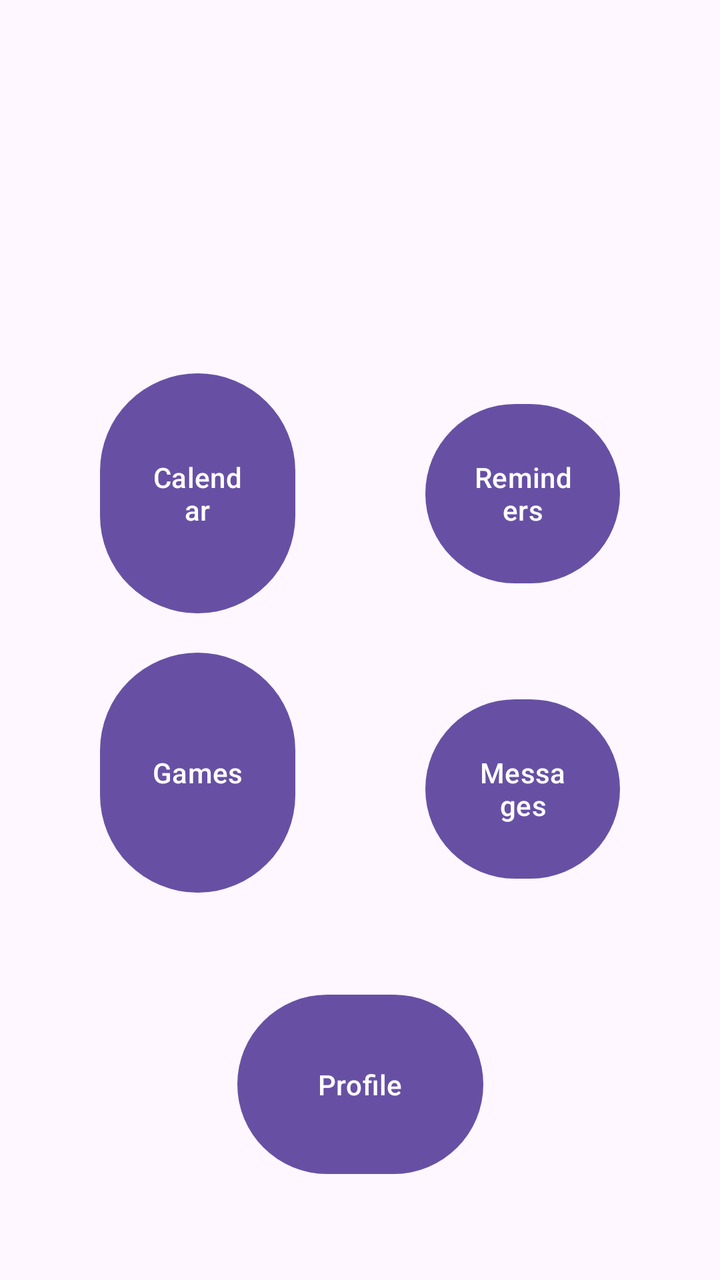
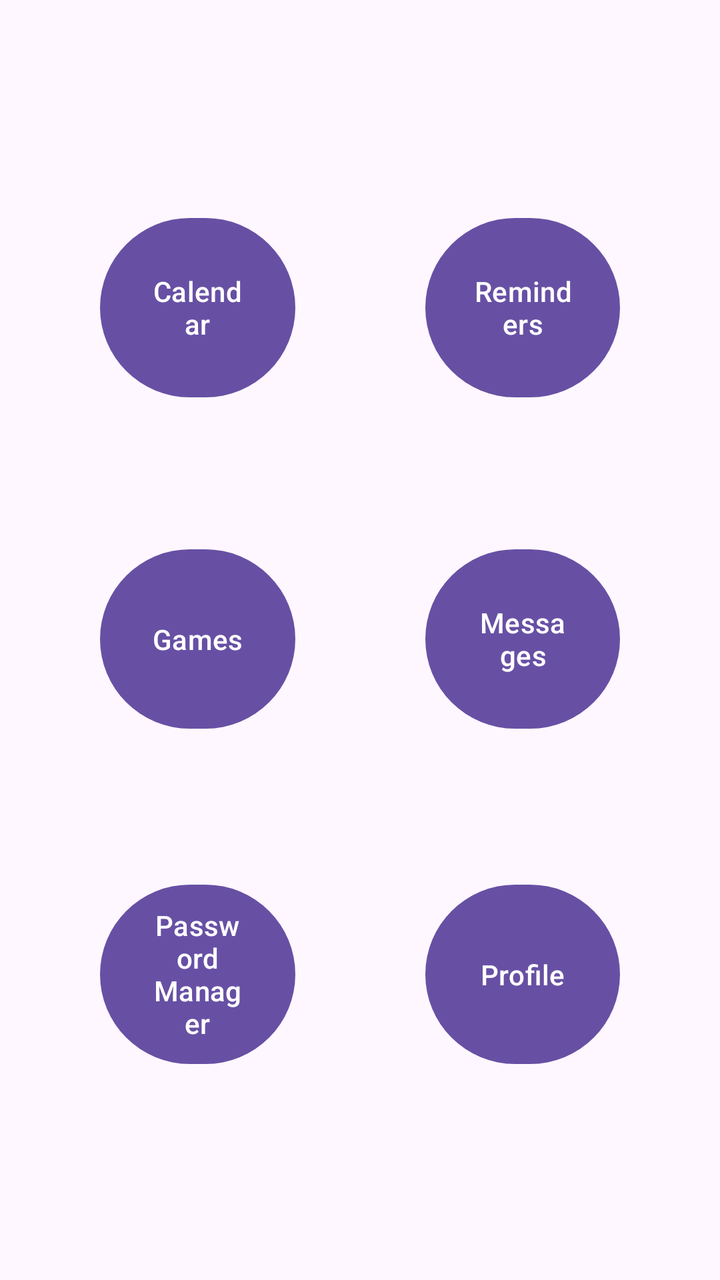

Compare the two renders of this Android layout. The source of the first and the diff that turns it into the second are given below.
<!-- AndroidManifest.xml: application theme Theme.AppInterface1 -->
<!-- res/layout/activity_main.xml -->
<?xml version="1.0" encoding="utf-8"?>
<androidx.constraintlayout.widget.ConstraintLayout xmlns:android="http://schemas.android.com/apk/res/android"
    xmlns:app="http://schemas.android.com/apk/res-auto"
    xmlns:tools="http://schemas.android.com/tools"
    android:id="@+id/main"
    android:layout_width="match_parent"
    android:layout_height="match_parent"
    tools:context=".MainActivity">

    <Button
        android:id="@+id/button2"
        android:layout_width="0dp"
        android:layout_height="128dp"
        android:layout_marginStart="50dp"
        android:layout_marginEnd="65dp"
        android:onClick="changeActivity"
        android:text="Calendar"
        app:layout_constraintBaseline_toBaselineOf="@+id/button3"
        app:layout_constraintEnd_toStartOf="@+id/button3"
        app:layout_constraintStart_toStartOf="parent" />

    <Button
        android:id="@+id/button3"
        android:layout_width="0dp"
        android:layout_height="0dp"
        android:layout_marginTop="198dp"
        android:layout_marginEnd="50dp"
        android:layout_marginBottom="50dp"
        android:onClick="changeActivity"
        android:text="Reminders"
        app:layout_constraintBottom_toTopOf="@+id/button5"
        app:layout_constraintEnd_toEndOf="parent"
        app:layout_constraintStart_toEndOf="@+id/button2"
        app:layout_constraintTop_toTopOf="parent" />

    <Button
        android:id="@+id/button4"
        android:layout_width="0dp"
        android:layout_height="128dp"
        android:layout_marginStart="50dp"
        android:layout_marginEnd="65dp"
        android:onClick="changeActivity"
        android:text="Games"
        app:layout_constraintBaseline_toBaselineOf="@+id/button5"
        app:layout_constraintEnd_toStartOf="@+id/button5"
        app:layout_constraintStart_toStartOf="parent" />

    <Button
        android:id="@+id/button5"
        android:layout_width="0dp"
        android:layout_height="0dp"
        android:layout_marginEnd="50dp"
        android:layout_marginBottom="50dp"
        android:onClick="changeActivity"
        android:text="Messages"
        app:layout_constraintBottom_toTopOf="@+id/button6"
        app:layout_constraintEnd_toEndOf="parent"
        app:layout_constraintStart_toEndOf="@+id/button4"
        app:layout_constraintTop_toBottomOf="@+id/button3" />

    <Button
        android:id="@+id/button6"
        android:layout_width="123dp"
        android:layout_height="0dp"
        android:layout_marginBottom="49dp"
        android:onClick="changeActivity"
        android:text="Profile"
        app:layout_constraintBottom_toBottomOf="parent"
        app:layout_constraintEnd_toEndOf="parent"
        app:layout_constraintStart_toStartOf="parent"
        app:layout_constraintTop_toBottomOf="@+id/button5" />

</androidx.constraintlayout.widget.ConstraintLayout>
<!-- resources referenced by this layout -->
<resources>
  <style name="Theme.AppInterface1" parent="Base.Theme.AppInterface1" />
  <style name="Base.Theme.AppInterface1" parent="Theme.Material3.DayNight.NoActionBar">
          
          
      </style>
</resources>

<!-- the commit's change to res/layout/activity_main.xml (unified diff, before → after) -->
@@ -10,22 +10,25 @@
     <Button
         android:id="@+id/button2"
         android:layout_width="0dp"
-        android:layout_height="128dp"
+        android:layout_height="0dp"
         android:layout_marginStart="50dp"
+        android:layout_marginTop="105dp"
         android:layout_marginEnd="65dp"
+        android:layout_marginBottom="68dp"
         android:onClick="changeActivity"
         android:text="Calendar"
-        app:layout_constraintBaseline_toBaselineOf="@+id/button3"
+        app:layout_constraintBottom_toTopOf="@+id/button4"
         app:layout_constraintEnd_toStartOf="@+id/button3"
-        app:layout_constraintStart_toStartOf="parent" />
+        app:layout_constraintStart_toStartOf="parent"
+        app:layout_constraintTop_toTopOf="parent" />
 
     <Button
         android:id="@+id/button3"
         android:layout_width="0dp"
         android:layout_height="0dp"
-        android:layout_marginTop="198dp"
+        android:layout_marginTop="105dp"
         android:layout_marginEnd="50dp"
-        android:layout_marginBottom="50dp"
+        android:layout_marginBottom="68dp"
         android:onClick="changeActivity"
         android:text="Reminders"
         app:layout_constraintBottom_toTopOf="@+id/button5"
@@ -36,21 +39,23 @@
     <Button
         android:id="@+id/button4"
         android:layout_width="0dp"
-        android:layout_height="128dp"
+        android:layout_height="0dp"
         android:layout_marginStart="50dp"
         android:layout_marginEnd="65dp"
+        android:layout_marginBottom="70dp"
         android:onClick="changeActivity"
         android:text="Games"
-        app:layout_constraintBaseline_toBaselineOf="@+id/button5"
+        app:layout_constraintBottom_toTopOf="@+id/button9"
         app:layout_constraintEnd_toStartOf="@+id/button5"
-        app:layout_constraintStart_toStartOf="parent" />
+        app:layout_constraintStart_toStartOf="parent"
+        app:layout_constraintTop_toBottomOf="@+id/button2" />
 
     <Button
         android:id="@+id/button5"
         android:layout_width="0dp"
         android:layout_height="0dp"
         android:layout_marginEnd="50dp"
-        android:layout_marginBottom="50dp"
+        android:layout_marginBottom="70dp"
         android:onClick="changeActivity"
         android:text="Messages"
         app:layout_constraintBottom_toTopOf="@+id/button6"
@@ -60,14 +65,29 @@
 
     <Button
         android:id="@+id/button6"
-        android:layout_width="123dp"
+        android:layout_width="0dp"
         android:layout_height="0dp"
-        android:layout_marginBottom="49dp"
+        android:layout_marginEnd="50dp"
+        android:layout_marginBottom="104dp"
         android:onClick="changeActivity"
         android:text="Profile"
         app:layout_constraintBottom_toBottomOf="parent"
         app:layout_constraintEnd_toEndOf="parent"
-        app:layout_constraintStart_toStartOf="parent"
+        app:layout_constraintStart_toEndOf="@+id/button9"
         app:layout_constraintTop_toBottomOf="@+id/button5" />
 
+    <Button
+        android:id="@+id/button9"
+        android:layout_width="0dp"
+        android:layout_height="0dp"
+        android:layout_marginStart="50dp"
+        android:layout_marginEnd="65dp"
+        android:layout_marginBottom="104dp"
+        android:onClick="changeActivity"
+        android:text="Password Manager"
+        app:layout_constraintBottom_toBottomOf="parent"
+        app:layout_constraintEnd_toStartOf="@+id/button6"
+        app:layout_constraintStart_toStartOf="parent"
+        app:layout_constraintTop_toBottomOf="@+id/button4" />
+
 </androidx.constraintlayout.widget.ConstraintLayout>
